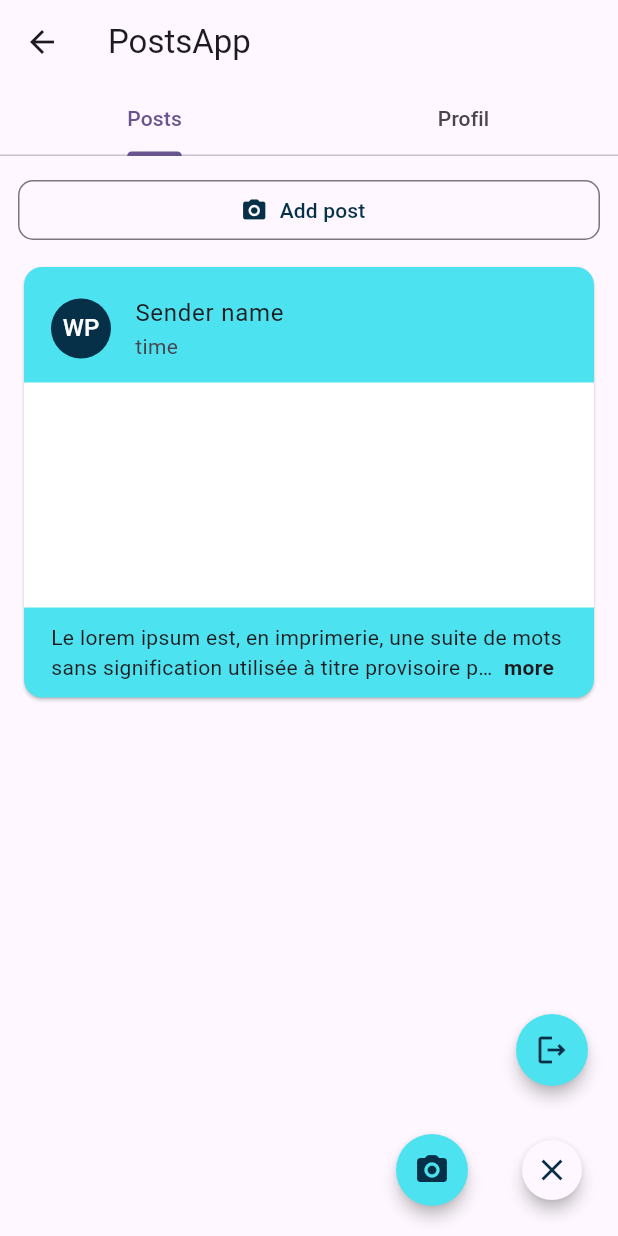
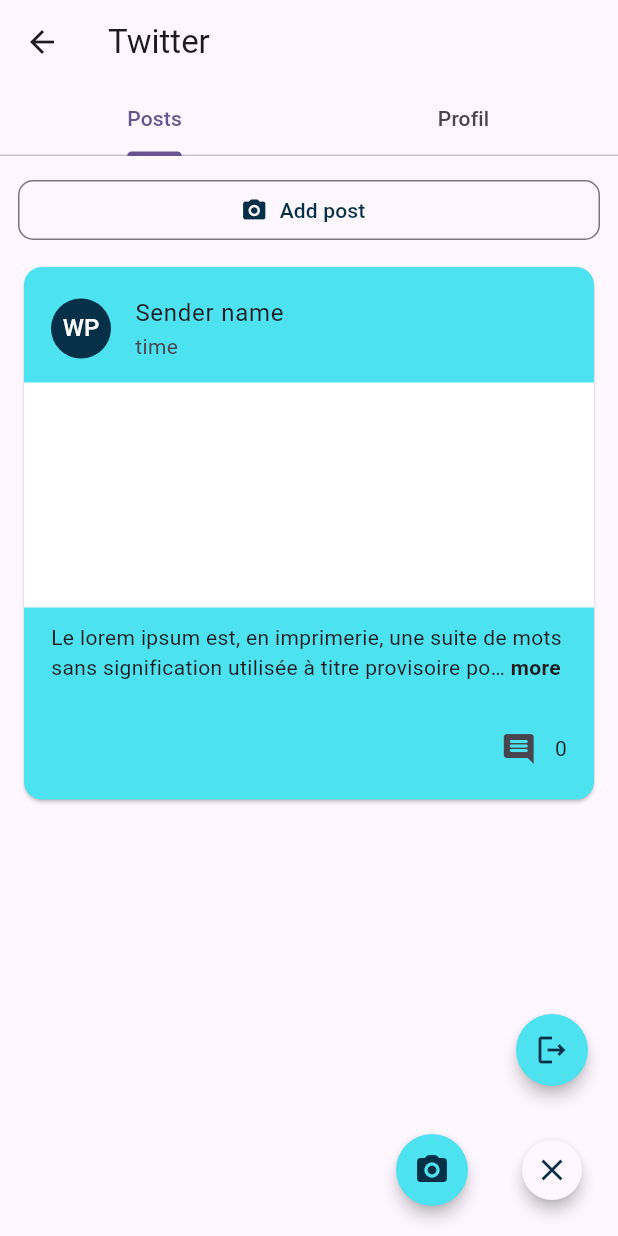
Before and after one commit to maniangdoz/exo_post, a Flutter app: the HomeScreen screen opened directly with empty values, after a tap on the "close" icon, after a tap on the "camera alt" icon, on a phone screen of 412 x 824 dp. Run offline on Flutter 3.47's test engine with Material 2 defaults, Android fonts, the light colour scheme and no system bars; drawn by our look-alikes of readmore; our stand-ins replace bloc, equatable, flutter_animate, flutter_bloc, get_it, go_router and 2 more; accounts and stored records are empty.

```diff
--- a/lib/common/styles/colors.dart
+++ b/lib/common/styles/colors.dart
@@ -12,4 +12,5 @@
   static const Color appBarBackgroundColorLight = accentColor;
   static const Color appBarBackgroundColorDark = scaffoldBackgroundColorDark;
   static const Color appBarForegroundColor = onPrimaryColor;
+  static const Color whiteColor = Colors.white;
 }
--- a/lib/common/styles/theme.dart
+++ b/lib/common/styles/theme.dart
@@ -30,5 +30,10 @@
       primary: AppColors.primaryColor,
       onPrimary: AppColors.onPrimaryColor,
     ),
+    tabBarTheme: const TabBarTheme(
+      labelColor: AppColors.accentColor,
+      indicatorColor: AppColors.whiteColor,
+      unselectedLabelColor: AppColors.greyColor,
+    ),
   );
 }
--- a/lib/features/home/presentation/pages/home_screen.dart
+++ b/lib/features/home/presentation/pages/home_screen.dart
@@ -47,7 +47,7 @@
     super.build(context);
     return Scaffold(
       appBar: AppBar(
-        title: const Text('PostsApp'),
+        title: const Text('Twitter'),
         bottom: TabBar(
           controller: _controller,
           tabs: const [
--- a/lib/features/post/presentation/pages/post_screen.dart
+++ b/lib/features/post/presentation/pages/post_screen.dart
@@ -51,10 +51,9 @@
   }
 
   _showAction(BuildContext context, int i) {
-    if (i == 1) {
+    if (i == 0) {
+    } else {
       context.go(ScreenPaths.authPage);
-    } else {
-      context.go('${ScreenPaths.authPage}g');
     }
   }
 }
--- a/lib/features/post/presentation/widgets/post_card.dart
+++ b/lib/features/post/presentation/widgets/post_card.dart
@@ -23,7 +23,7 @@
     super.initState();
     _controller = AnimationController(
       vsync: this,
-      duration: const Duration(milliseconds: 500),
+      duration: const Duration(milliseconds: 200),
     );
     _animation = Tween<double>(begin: 1.0, end: 1.5).animate(_controller);
   }
@@ -82,12 +82,12 @@
                 padding:
                     EdgeInsets.only(left: 18, right: 18, top: 10, bottom: 10),
                 child: ReadMoreText(
-                  "Le lorem ipsum est, en imprimerie, une suite de mots sans signification utilisée à titre provisoire pour calibrer une mise en page,",
+                  "Le lorem ipsum est, en imprimerie, une suite de mots sans signification utilisée à titre provisoire pour calibrer une mise en page, ",
                   trimLines: 2,
                   colorClickableText: AppColors.accentColor,
                   trimMode: TrimMode.Line,
-                  trimCollapsedText: ' more',
-                  trimExpandedText: ' less',
+                  trimCollapsedText: 'more',
+                  trimExpandedText: 'less',
                   textAlign: TextAlign.start,
                   moreStyle: TextStyle(
                     fontWeight: FontWeight.bold,
@@ -97,8 +97,18 @@
                   ),
                 ),
               ),
-              const Row(
-                children: [],
+              Padding(
+                padding: const EdgeInsets.only(
+                    left: 18, right: 18, top: 10, bottom: 10),
+                child: Row(
+                  mainAxisAlignment: MainAxisAlignment.end,
+                  children: [
+                    IconButton(
+                        onPressed: () {},
+                        icon: const Icon(Icons.comment_rounded)),
+                    const Text('0'),
+                  ],
+                ),
               ),
             ],
           ),
--- a/lib/main_dev.dart
+++ b/lib/main_dev.dart
@@ -26,6 +26,7 @@
       theme: AppTheme.lightTheme,
       darkTheme: AppTheme.darkTheme,
       routerConfig: appRouter,
+      debugShowCheckedModeBanner: false,
     );
   }
 }
--- a/pubspec.yaml
+++ b/pubspec.yaml
@@ -39,6 +39,7 @@
   injectable: ^2.3.2
   readmore: ^2.2.0
   shared_preferences: ^2.2.2
+  skeletonizer: ^0.8.0
 
 dev_dependencies:
   build_runner: null
```
Also changed, not shown: pubspec.lock.
